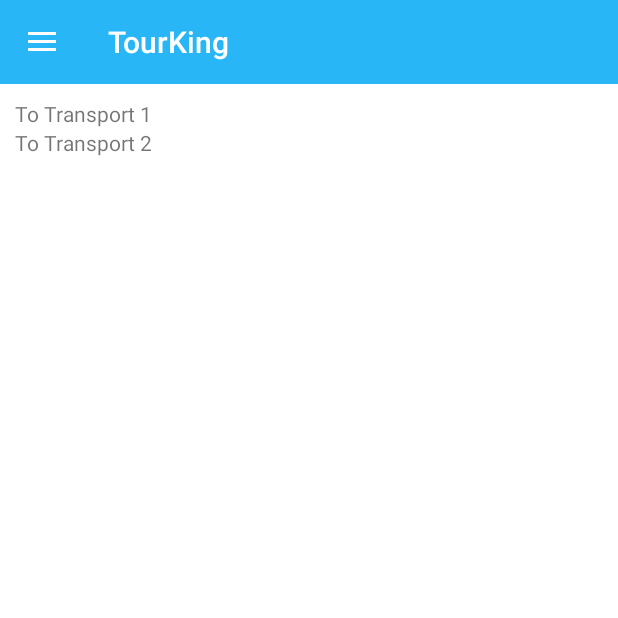
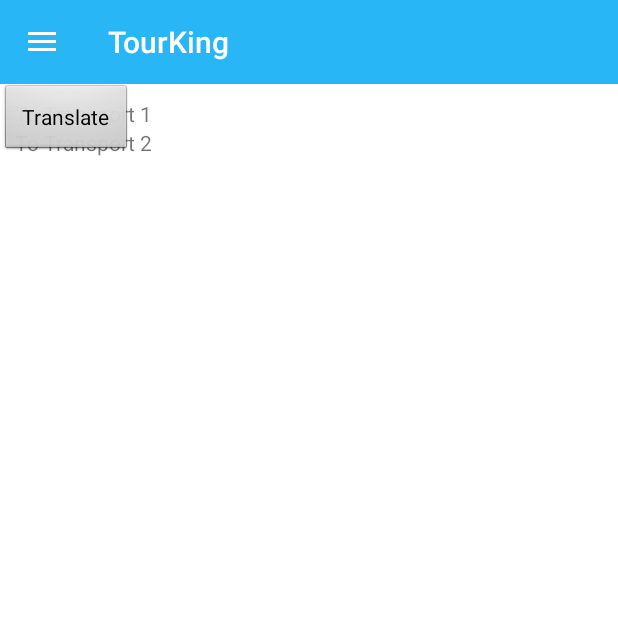
Before and after one commit to TourKing/TourKingAndroid, an Android app: the MainActivity screen opened directly, with no data from a screen before it, in the side drawer, after a tap on "Transport", on a phone screen of 412 x 824 dp, the top half of it. Run offline under Robolectric (Android 15) with nearby library versions, the phone set to English and light mode, and no system bars.

Commit message:
Fixed merge errors

```diff
--- a/TK/app/src/main/java/com/holly/tourking/MainActivity.java
+++ b/TK/app/src/main/java/com/holly/tourking/MainActivity.java
@@ -114,10 +114,6 @@ public class MainActivity extends AppCompatActivity
         // as you specify a parent activity in AndroidManifest.xml.
         int id = item.getItemId();
 
-        if (id == R.id.action_settings) {
-            return true;
-        }
-
         return super.onOptionsItemSelected(item);
     }
 
--- a/TK/app/src/main/res/layout/app_bar_main.xml
+++ b/TK/app/src/main/res/layout/app_bar_main.xml
@@ -77,6 +77,21 @@
         android:layout_width="match_parent"
         android:layout_height="match_parent"
         android:orientation="vertical">
+
+        <Button
+            android:id="@+id/translate"
+            style="@style/ButtonStyle"
+            android:layout_width="wrap_content"
+            android:layout_height="wrap_content"
+            android:text="Translate"
+            android:visibility="visible"
+            app:layout_constraintEnd_toEndOf="parent"
+            app:layout_constraintStart_toStartOf="parent"
+            app:layout_constraintTop_toTopOf="parent"
+            tools:layout_conversion_absoluteHeight="0dp"
+            tools:layout_conversion_absoluteWidth="0dp"
+            tools:layout_editor_absoluteX="0dp"
+            tools:layout_editor_absoluteY="0dp" />
     </FrameLayout>
 
 </RelativeLayout>
```
Also changed, not shown: TK/app/src/main/res/layout/content_main.xml (+3 -13 lines).
